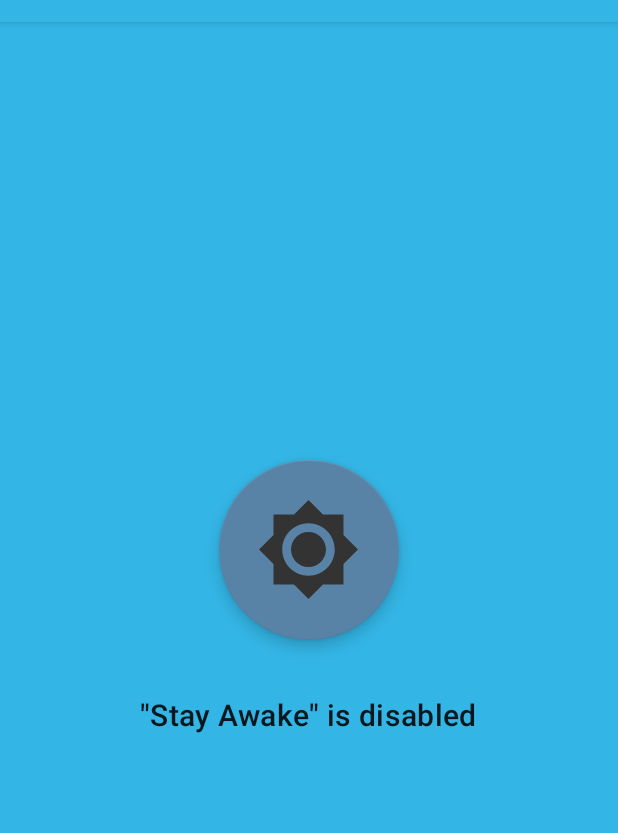
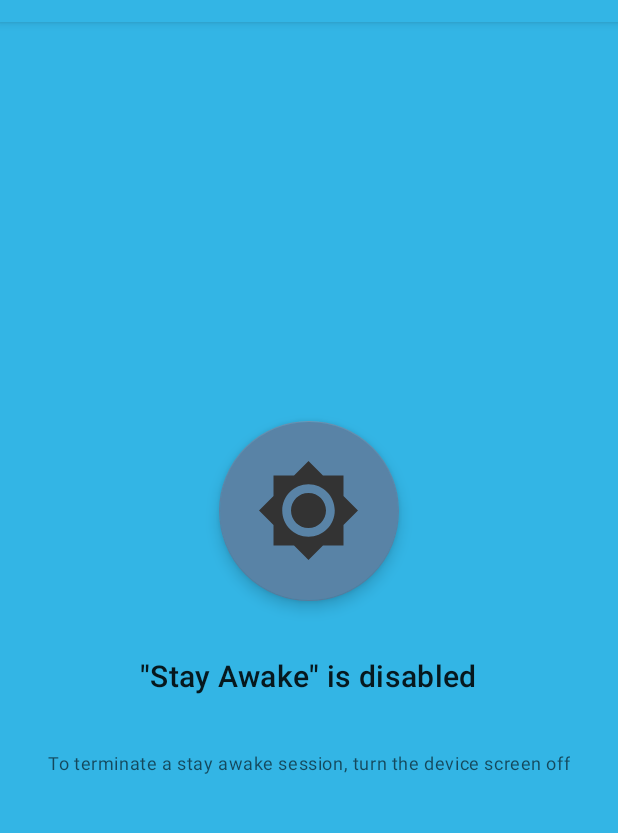
Before and after one commit to vyangit/AlwaysOnWidget, an Android app: the screen it shows after launch (MainActivity), on a phone screen of 412 x 824 dp, the part 62-895 px from its top. Run offline under Robolectric (Android 15) with nearby library versions, the phone set to English and light mode, and no system bars; 2 statements that could not run were skipped.

Commit message:
Added logic to start stay awake service as a foreground service from app widget.

```diff
--- a/app/src/main/AndroidManifest.xml
+++ b/app/src/main/AndroidManifest.xml
@@ -20,6 +20,7 @@
         <receiver android:name=".widgets.ToggleAwakeAppWidget">
             <intent-filter>
                 <action android:name="android.appwidget.action.APPWIDGET_UPDATE" />
+                <action android:name="vyan.alwaysonwidget.widgets.ToggleAwakeAppWidget.ACTION_SELF_STARTER" />
             </intent-filter>
             <meta-data
                 android:name="android.appwidget.provider"
--- a/app/src/main/java/vyan/alwaysonwidget/services/StayAwakeService.kt
+++ b/app/src/main/java/vyan/alwaysonwidget/services/StayAwakeService.kt
@@ -24,7 +24,8 @@ class StayAwakeService : Service() {
     // Private vars
     private lateinit var wakeLock: PowerManager.WakeLock
     private val binder = StayAwakeBinder()
-    private val receiver = object : BroadcastReceiver() {
+    private val receiver = object :
+        BroadcastReceiver() {
         override fun onReceive(context: Context, intent: Intent) {
             when (intent.action) {
                 ACTION_TOGGLE_STAY_AWAKE -> toggleStayAwake()
--- a/app/src/main/res/layout/fragment_stay_awake_toggle.xml
+++ b/app/src/main/res/layout/fragment_stay_awake_toggle.xml
@@ -25,4 +25,13 @@
         android:text="@string/stay_awake_is_disabled"
         android:layout_gravity="center" />
 
+
+    <TextView
+        android:id="@+id/fragment_stay_awake_toggle_termination_instructions_text"
+        style="@style/TextAppearance.MaterialComponents.Caption"
+        android:layout_width="wrap_content"
+        android:layout_height="wrap_content"
+        android:layout_marginTop="@dimen/spacing_wide"
+        android:text="@string/termination_instructions"
+        android:layout_gravity="center" />
 </LinearLayout>
--- a/app/src/main/res/values/strings.xml
+++ b/app/src/main/res/values/strings.xml
@@ -6,6 +6,7 @@
         \"Settings\" >> \"Apps &amp; notifications\" >> \"SEE ALL # APPS\" >> \"AlwaysOnWidget\" >>
         \"Permissions\" >> \"Wake Lock\" and then toggle on the permission
     </string>
+    <string name="termination_instructions">To terminate a stay awake session, turn the device screen off</string>
     <string name="stay_awake_is_enabled">\"Stay Awake\" is enabled</string>
     <string name="stay_awake_is_disabled">\"Stay Awake\" is disabled</string>
     <string name="app_settings">App Settings</string>
```
Also changed, not shown: app/src/main/java/vyan/alwaysonwidget/widgets/ToggleAwakeAppWidget.kt (+27 -9 lines).
